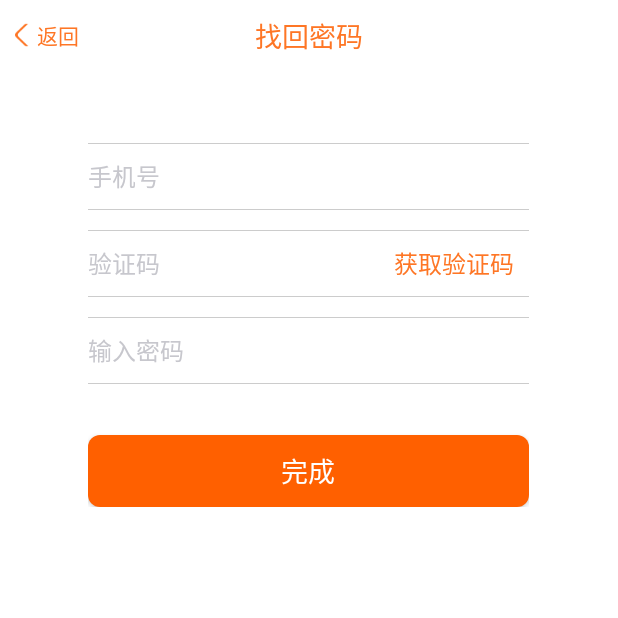
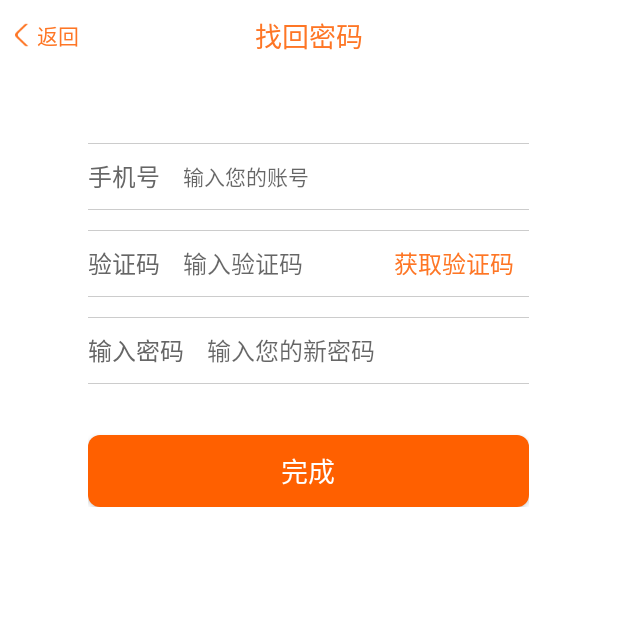
Before and after one commit to meihuali/MySharedUmbrella, an Android app: the ModifyPasswordActivity screen opened directly, with no data from a screen before it, on a phone screen of 412 x 824 dp, the top half of it. Run offline under Robolectric (Android 15) with nearby library versions, the light colour scheme and no system bars; libraries missing offline, so code that uses them is left out: cn.smssdk, com.gyf.barlibrary; Roboto replaces fonts that are not available here; 1 statement that could not run was skipped.

Commit message:
//加入了一些修改密码的接口

```diff
--- a/app/src/main/java/com/example/administrator/mysharedumbrella01/Impl/RegisterModeImpl.java
+++ b/app/src/main/java/com/example/administrator/mysharedumbrella01/Impl/RegisterModeImpl.java
@@ -26,6 +26,7 @@ public class RegisterModeImpl implements IsRegisterModel {
                 .params("password",ed_pwd)
                 .params("name",ed_name)
                 .params("code",yanzhengma)
+                .params("app","2")
                 .execute(new StringCallback() {
                     @Override
                     public void onSuccess(String s, Call call, Response response) {
--- a/app/src/main/java/com/example/administrator/mysharedumbrella01/ui/ModifyPasswordActivity.java
+++ b/app/src/main/java/com/example/administrator/mysharedumbrella01/ui/ModifyPasswordActivity.java
@@ -1,20 +1,36 @@
 package com.example.administrator.mysharedumbrella01.ui;
 
+import android.content.Intent;
 import android.os.Bundle;
 import android.support.annotation.Nullable;
 import android.support.v7.app.AppCompatActivity;
+import android.text.TextUtils;
 import android.view.View;
+import android.widget.Button;
 import android.widget.TextView;
+import android.widget.Toast;
 
 import com.example.administrator.mysharedumbrella01.R;
+import com.example.administrator.mysharedumbrella01.entivity.ModifyPasswordBean;
+import com.example.administrator.mysharedumbrella01.peresenet.ModifyPasswordPerserent;
+import com.example.administrator.mysharedumbrella01.utils.EditTextWithDelete;
+import com.example.administrator.mysharedumbrella01.view.IsModifyPasswordView;
 import com.gyf.barlibrary.ImmersionBar;
+
+import java.util.List;
+
+import cn.smssdk.SMSSDK;
 
 /**
  * Created by Administrator on 2017/6/7 0007.
+ *  修改密码界面
  */
 
-public class ModifyPasswordActivity extends AppCompatActivity implements View.OnClickListener {
+public class ModifyPasswordActivity extends AppCompatActivity implements View.OnClickListener, IsModifyPasswordView {
     private TextView myback;
+    private EditTextWithDelete edit_phone,zym_sznew,new_serpass;
+    private Button szpass_button;
+    private TextView hqmm;
     @Override
     protected void onCreate(@Nullable Bundle savedInstanceState) {
         super.onCreate(savedInstanceState);
@@ -28,17 +44,70 @@ public class ModifyPasswordActivity extends AppCompatActivity implements View.On
     }
 
     private void initView() {
+        hqmm = (TextView) findViewById(R.id.hqmm);
+        hqmm.setOnClickListener(this);
         myback = (TextView) findViewById(R.id.myback);
         myback.setOnClickListener(this);
+        //获取手机号码
+        edit_phone = (EditTextWithDelete) findViewById(R.id.edit_phone);
+        //获取验证码
+        zym_sznew = (EditTextWithDelete) findViewById(R.id.zym_sznew);
+        //获取用户的新密码
+        new_serpass = (EditTextWithDelete) findViewById(R.id.new_serpass);
+        //点击修改密码按钮
+        szpass_button = (Button) findViewById(R.id.szpass_button);
+        szpass_button.setOnClickListener(this);
+
     }
 
     @Override
     public void onClick(View view) {
-
         switch (view.getId()) {
             case R.id.myback:
                 finish();
                 break;
+            case R.id.szpass_button:
+                String phones = edit_phone.getText().toString().trim();
+                String smsYZM = zym_sznew.getText().toString().trim();
+                String newPassWord = new_serpass.getText().toString().trim();
+                if (!TextUtils.isEmpty(phones) && !TextUtils.isEmpty(smsYZM) && !TextUtils.isEmpty(newPassWord)) {
+                    //这里掉中间者的类
+                    ModifyPasswordPerserent mpp = new ModifyPasswordPerserent(this);
+                    mpp.fach(phones,newPassWord,smsYZM);
+                } else {
+                    Toast.makeText(getApplicationContext(),"资料填写不对···",Toast.LENGTH_SHORT).show();
+                }
+                break;
+            case R.id.hqmm:
+                getSMS();
+                break;
         }
     }
+
+    @Override
+    public void showPassWord(ModifyPasswordBean list) {
+        int status = list.getStatus();
+        if (status == 1) {
+            Toast.makeText(getApplicationContext(), "恭喜您，修改成功！", Toast.LENGTH_SHORT).show();
+            startActivity(new Intent(this,LoginActivity.class));
+            finish();
+        } else {
+            Toast.makeText(getApplicationContext(),"密码修改失败···",Toast.LENGTH_SHORT).show();
+        }
+
+    }
+        /*获取短信验证码*/
+    private void getSMS() {
+        String ed_phone = edit_phone.getText().toString().trim();
+        if (TextUtils.isEmpty(ed_phone)) {
+            Toast.makeText(this, "请输入手机号", Toast.LENGTH_SHORT).show();
+            return;
+        }
+        if (ed_phone.length() != 11) {
+            Toast.makeText(this, "请输入正确的手机号", Toast.LENGTH_SHORT).show();
+            return;
+        }
+        Toast.makeText(this, "验证码已发送，请注意查看！", Toast.LENGTH_SHORT).show();
+        SMSSDK.getVerificationCode("86", ed_phone);
+    }
 }
--- a/app/src/main/java/com/example/administrator/mysharedumbrella01/ui/SettingsYusanActivity.java
+++ b/app/src/main/java/com/example/administrator/mysharedumbrella01/ui/SettingsYusanActivity.java
@@ -94,10 +94,14 @@ public class SettingsYusanActivity extends AppCompatActivity implements View.OnC
         longitudes = intent.getDoubleExtra("longitudes", 0.00);
         //在取出管理员账号
         zhanghao = ShareUtils.getString(getApplicationContext(), "zhanghao", "");
-
         //获取钱包金额
         WalletManeyPerserent wmp = new WalletManeyPerserent(this);
         wmp.fach(this);
+        //获取登录账号返回得字段判断是否为管理员
+        int isroots = ShareUtils.getInt(getApplicationContext(),"isroots",0);
+        if (isroots != 1) { // 1 代表是管理员登录 如果不等于 1 代表是普通用户
+            rll_shangchaunweizi.setVisibility(View.GONE);
+        }
     }
 
     @Override
--- a/app/src/main/java/com/example/administrator/mysharedumbrella01/utils/ConfigUtils.java
+++ b/app/src/main/java/com/example/administrator/mysharedumbrella01/utils/ConfigUtils.java
@@ -24,4 +24,6 @@ public class ConfigUtils {
     public static final String JINERMINGXI = "Share/userdetail.php";
     /*========================获取钱包金额=================================================*/
     public static final String QIANBAOJINE = "Afterlogin/getMoney.php";
+    /*=======================修改密码的 接口==================================================*/
+    public static final String XIUGAIMIMA = "Afterlogin/changepassword.php";
 }
--- /dev/null
+++ b/app/src/main/java/com/example/administrator/mysharedumbrella01/view/IsModifyPasswordView.java
@@ -0,0 +1,14 @@
+package com.example.administrator.mysharedumbrella01.view;
+
+import com.example.administrator.mysharedumbrella01.entivity.ModifyPasswordBean;
+
+import java.util.List;
+
+/**
+ * Created by Administrator on 2017/6/16 0016.
+ */
+
+public interface IsModifyPasswordView  {
+
+    void showPassWord(ModifyPasswordBean list);
+}
--- a/app/src/main/res/layout/activity_modifypassword.xml
+++ b/app/src/main/res/layout/activity_modifypassword.xml
@@ -45,7 +45,7 @@
         android:layout_width="294dp"
         android:layout_height="wrap_content"
         android:layout_gravity="center"
-        android:orientation="vertical" >
+        android:orientation="vertical">
 
         <View
             style="@style/line"
@@ -54,7 +54,7 @@
         <LinearLayout
             android:layout_width="match_parent"
             android:layout_height="43dp"
-            android:orientation="horizontal" >
+            android:orientation="horizontal">
 
             <TextView
                 android:id="@+id/teSxtView1"
@@ -62,7 +62,7 @@
                 android:layout_height="wrap_content"
                 android:layout_gravity="center_vertical"
                 android:text="手机号"
-                android:textColor="#ffc7c7cd"
+                android:textColor="@color/qianheise"
                 android:textSize="16sp" />
 
             <com.example.administrator.mysharedumbrella01.utils.EditTextWithDelete
@@ -75,9 +75,10 @@
                 android:layout_weight="1"
                 android:background="@color/white"
                 android:ems="10"
-                android:hint=""
+                android:hint="输入您的账号"
                 android:inputType="phone"
-                android:textSize="18sp" />
+                android:textColor="@color/qianhuise"
+                android:textSize="14sp" />
         </LinearLayout>
 
         <View style="@style/line" />
@@ -89,7 +90,7 @@
         <LinearLayout
             android:layout_width="match_parent"
             android:layout_height="43dp"
-            android:orientation="horizontal" >
+            android:orientation="horizontal">
 
             <TextView
                 android:id="@+id/textFView1"
@@ -97,7 +98,7 @@
                 android:layout_height="wrap_content"
                 android:layout_gravity="center_vertical"
                 android:text="验证码"
-                android:textColor="#ffc7c7cd"
+                android:textColor="@color/qianheise"
                 android:textSize="16sp" />
 
             <com.example.administrator.mysharedumbrella01.utils.EditTextWithDelete
@@ -109,10 +110,11 @@
                 android:layout_marginRight="10dp"
                 android:layout_weight="1"
                 android:background="@color/white"
+                android:textColor="@color/qianhuise"
                 android:ems="10"
-                android:hint=""
+                android:hint="输入验证码"
                 android:inputType="phone"
-                android:textSize="18sp" />
+                android:textSize="16sp" />
 
             <TextView
                 android:id="@+id/hqmm"
@@ -134,7 +136,7 @@
         <LinearLayout
             android:layout_width="match_parent"
             android:layout_height="43dp"
-            android:orientation="horizontal" >
+            android:orientation="horizontal">
 
             <TextView
                 android:id="@+id/textdFView1"
@@ -142,7 +144,7 @@
                 android:layout_height="wrap_content"
                 android:layout_gravity="center_vertical"
                 android:text="输入密码"
-                android:textColor="#ffc7c7cd"
+                android:textColor="@color/qianheise"
                 android:textSize="16sp" />
 
             <com.example.administrator.mysharedumbrella01.utils.EditTextWithDelete
@@ -155,9 +157,10 @@
                 android:layout_weight="1"
                 android:background="@color/white"
                 android:ems="10"
-                android:hint=""
+                android:hint="输入您的新密码"
                 android:inputType="textPassword"
-                android:textSize="18sp" />
+                android:textColor="@color/qianhuise"
+                android:textSize="16sp" />
         </LinearLayout>
 
         <View style="@style/line" />
--- a/app/src/main/res/values/colors.xml
+++ b/app/src/main/res/values/colors.xml
@@ -23,5 +23,7 @@
     <color name="black">#000000</color>
     <color name="qianheise">#666666</color>
     <color name="color_light_blue">#00DDB6</color>
+    <color name="qianhuise">#ffc7c7cd</color>
+
 
 </resources>
--- a/app/src/main/res/values/strings.xml
+++ b/app/src/main/res/values/strings.xml
@@ -25,7 +25,7 @@
     <string name="yonghuxieyi">用户协议</string>
     <string name="yajinshuoming">押金说明</string>
     <string name="chongzhixieyi">充值协议</string>
-    <string name="shangchuanweizi">上传位子</string>
+    <string name="shangchuanweizi">上传位置</string>
     <string name="touxiang">头像</string>
     <string name="nicheng">昵称</string>
     <string name="xingming">姓名</string>
```
Also changed, not shown: app/src/main/java/com/example/administrator/mysharedumbrella01/Impl/ModifyPasswordModelImpl.java (added, +39 -0 lines), app/src/main/java/com/example/administrator/mysharedumbrella01/entivity/ModifyPasswordBean.java (added, +33 -0 lines), app/src/main/java/com/example/administrator/mysharedumbrella01/model/IsModifyPasswordModel.java (added, +19 -0 lines), app/src/main/java/com/example/administrator/mysharedumbrella01/peresenet/ModifyPasswordPerserent.java (added, +34 -0 lines), app/src/main/java/com/example/administrator/mysharedumbrella01/ui/RegisterActivity.java (+5 -4 lines).
